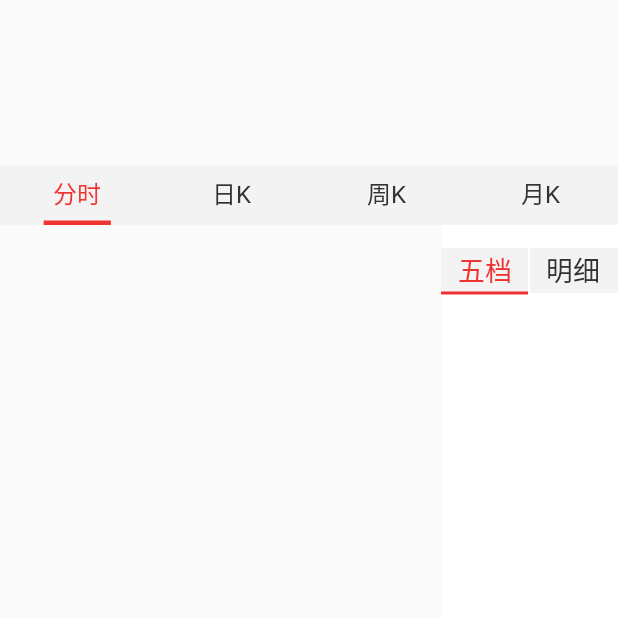
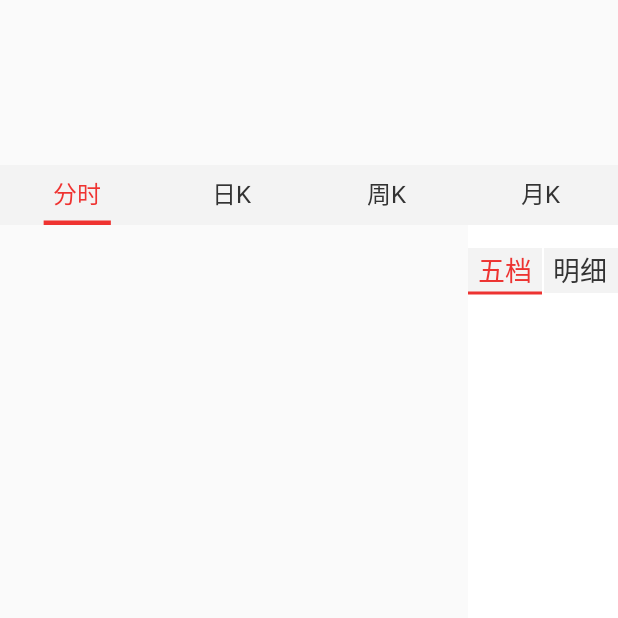
Before and after one commit to iikk/StockChart, an Android app: the StockChartActivity screen opened directly, with no data from a screen before it, on a phone screen of 412 x 824 dp, the top half of it. Run offline under Robolectric (Android 15) with nearby library versions, the phone set to English and light mode, and no system bars; libraries missing offline, so code that uses them is left out: com.lzy.okgo; 2 statements that could not run were skipped.

Commit message:
该demo暂时暂停跟新，开始在项目中使用

```diff
--- a/app/src/main/AndroidManifest.xml
+++ b/app/src/main/AndroidManifest.xml
@@ -19,7 +19,7 @@
         </activity>
         <activity android:name=".tryit.KlineActivity"/>
         <activity android:name=".tryit.MinuteActivity"/>
-        <activity android:name=".tryit.hengsheng.StockChartActivity"/>
+        <activity android:name=".tryit.hengsheng.StockChartActivity" android:screenOrientation="sensor"/>
         <activity android:name=".test.TestScaleActivity"/>
     </application>
 
--- a/app/src/main/res/layout/activity_stock_chart.xml
+++ b/app/src/main/res/layout/activity_stock_chart.xml
@@ -34,13 +34,12 @@
                 android:id="@+id/minute_view"
                 android:layout_width="0dp"
                 android:layout_height="match_parent"
-                android:layout_weight="5"/>
+                android:layout_weight="1"/>
 
             <cn.isaac.mystockchart.tryit.view.GrpTickView
                 android:id="@+id/grp_tick_view"
-                android:layout_width="0dp"
-                android:layout_height="match_parent"
-                android:layout_weight="2"/>
+                android:layout_width="100dp"
+                android:layout_height="match_parent"/>
         </LinearLayout>
             <cn.isaac.mystockchart.tryit.view.KlineView
                 android:visibility="gone"
--- a/app/src/main/res/values/strings.xml
+++ b/app/src/main/res/values/strings.xml
@@ -1,3 +1,4 @@
 <resources>
     <string name="app_name">MyStockChart</string>
+    <string name="test">测试string</string>
 </resources>
```
Also changed, not shown: app/src/main/java/cn/isaac/mystockchart/test/view/RulerView.java (+3 -0 lines).
